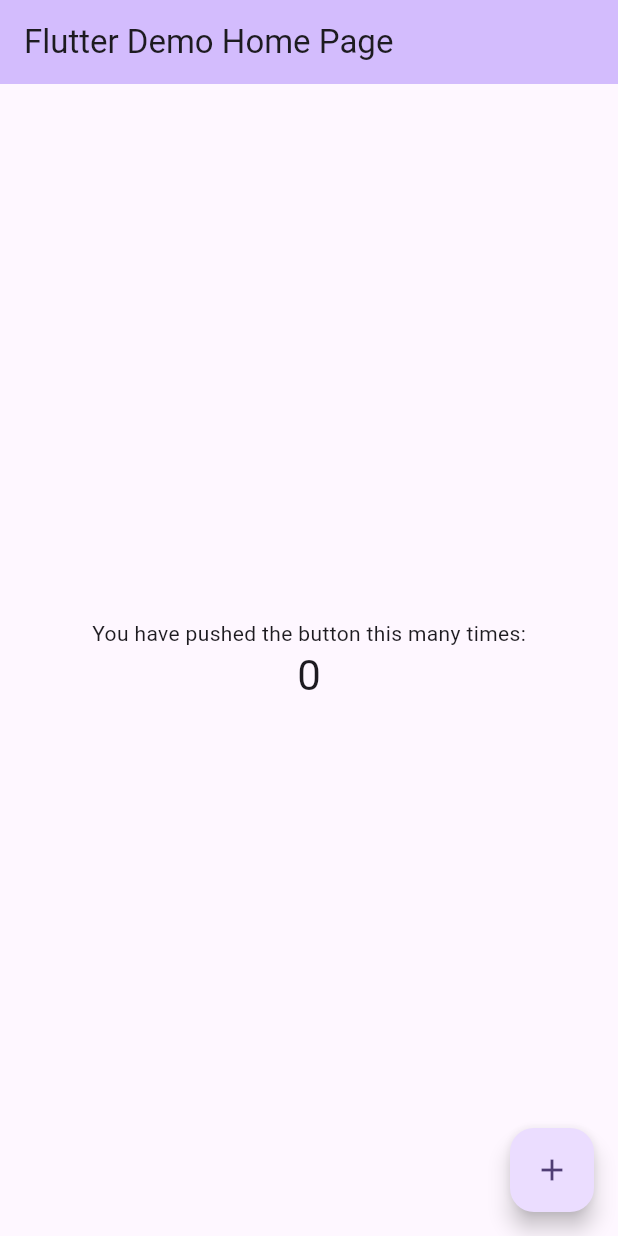
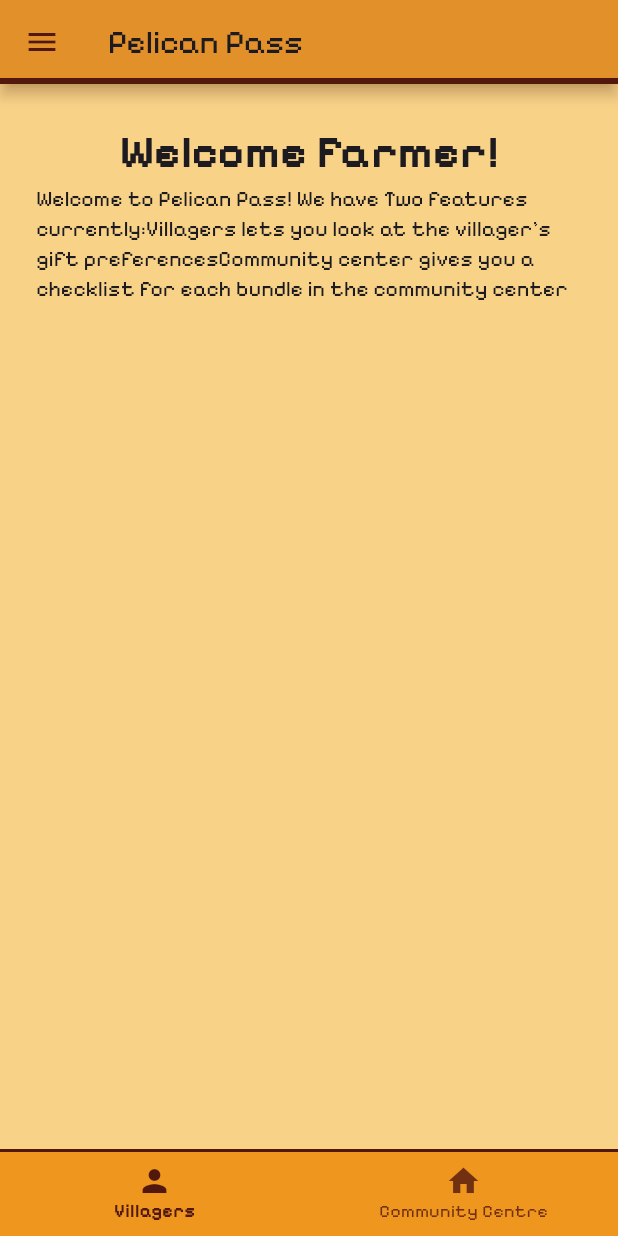
Before and after one commit to PolTwice/stardewvalleyresource, a Flutter app: the screen it shows after launch, on a phone screen of 412 x 824 dp. Run offline on Flutter 3.47's test engine with Material 3 defaults, Android fonts, the light colour scheme and no system bars; our stand-ins replace supabase_flutter; accounts and stored records are empty.

Commit message:
added fonts and started making pages

```diff
--- /dev/null
+++ b/lib/homePage.dart
@@ -0,0 +1,34 @@
+import 'package:flutter/material.dart';
+
+import 'main.dart';
+
+class HomePage extends StatelessWidget {
+  @override
+  Widget build(BuildContext context) {
+
+    return Scaffold(
+      backgroundColor: stardewTanBody,
+      body: SingleChildScrollView(
+        padding: const EdgeInsets.all(24),
+        child: Column(
+          crossAxisAlignment: CrossAxisAlignment.center,
+          children: [
+            const Text(
+              "Welcome Farmer!",
+              style: TextStyle(
+                fontSize: 30,
+                fontWeight: FontWeight.bold
+              )
+            ),
+            const Text(
+              "Welcome to Pelican Pass! We have Two features currently:"
+                  "Villagers lets you look at the villager's gift preferences"
+                  "Community center gives you a checklist for each bundle in the community center"
+            )
+          ]
+      )
+      )
+    );
+  }
+
+}
--- a/lib/main.dart
+++ b/lib/main.dart
@@ -1,121 +1,133 @@
 import 'package:flutter/material.dart';
+import 'package:supabase_flutter/supabase_flutter.dart';
+import 'homePage.dart';
+import 'package:stardewvalleyresource/supabasetest.dart';
 
-void main() {
-  runApp(const MyApp());
+const Color stardewDarkBrown = Color(0xFF52180E); // Icons and labels
+const Color stardewMediumBrown = Color(0xFFEE961E); // AppBar and NavBar background
+const Color stardewTanBody = Color(0xFFF8D387); // Main content background
+const Color stardewShadow = Color(0xFFE1A363);
+
+Future<void> main() async {
+  // Ensure Flutter is ready before calling Supabase
+  WidgetsFlutterBinding.ensureInitialized();
+
+  await Supabase.initialize(
+    url: 'https://phtgafsgcuvdhamorlkd.supabase.co',
+    anonKey: 'sb_publishable__40jXzUzI1R-TFv3dYqRuA_7sAyGsw1',
+  );
+
+  runApp(
+      MaterialApp(
+          title: 'Pelican Pass',
+          debugShowCheckedModeBanner: false,
+          theme: ThemeData(
+            fontFamily: 'StardewFont',
+            useMaterial3: true,
+          ),
+          home: const StardewOutline()
+      )
+  );
 }
 
-class MyApp extends StatelessWidget {
-  const MyApp({super.key});
+// Quick access to the Supabase client
+final supabase = Supabase.instance.client;
 
-  // This widget is the root of your application.
+//
+class StardewOutline extends StatefulWidget {
+  const StardewOutline({super.key});
+
   @override
-  Widget build(BuildContext context) {
-    return MaterialApp(
-      title: 'Flutter Demo',
-      theme: ThemeData(
-        // This is the theme of your application.
-        //
-        // TRY THIS: Try running your application with "flutter run". You'll see
-        // the application has a purple toolbar. Then, without quitting the app,
-        // try changing the seedColor in the colorScheme below to Colors.green
-        // and then invoke "hot reload" (save your changes or press the "hot
-        // reload" button in a Flutter-supported IDE, or press "r" if you used
-        // the command line to start the app).
-        //
-        // Notice that the counter didn't reset back to zero; the application
-        // state is not lost during the reload. To reset the state, use hot
-        // restart instead.
-        //
-        // This works for code too, not just values: Most code changes can be
-        // tested with just a hot reload.
-        colorScheme: .fromSeed(seedColor: Colors.deepPurple),
-      ),
-      home: const MyHomePage(title: 'Flutter Demo Home Page'),
-    );
-  }
+  State<StardewOutline> createState() => _StardewOutlineState();
 }
 
-class MyHomePage extends StatefulWidget {
-  const MyHomePage({super.key, required this.title});
+class _StardewOutlineState extends State<StardewOutline> {
+  // Track the currently selected tab
+  int _selectedIndex = 0;
 
-  // This widget is the home page of your application. It is stateful, meaning
-  // that it has a State object (defined below) that contains fields that affect
-  // how it looks.
+  // List of unique pages for each tab (we will build these later)
+  static List<Widget> _pages = <Widget>[
+    HomePage(),
+    Center(child: Text('Villagers Data will load here', style: TextStyle(color: Color(0xFF52180E)))),
+    Center(child: Text('Community Centre Data will load here', style: TextStyle(color: Color(0xFF52180E)))),
+  ];
 
-  // This class is the configuration for the state. It holds the values (in this
-  // case the title) provided by the parent (in this case the App widget) and
-  // used by the build method of the State. Fields in a Widget subclass are
-  // always marked "final".
-
-  final String title;
-
-  @override
-  State<MyHomePage> createState() => _MyHomePageState();
-}
-
-class _MyHomePageState extends State<MyHomePage> {
-  int _counter = 0;
-
-  void _incrementCounter() {
+  // Function to handle tab taps
+  void _onItemTapped(int index) {
     setState(() {
-      // This call to setState tells the Flutter framework that something has
-      // changed in this State, which causes it to rerun the build method below
-      // so that the display can reflect the updated values. If we changed
-      // _counter without calling setState(), then the build method would not be
-      // called again, and so nothing would appear to happen.
-      _counter++;
+      _selectedIndex = index;
     });
   }
 
   @override
   Widget build(BuildContext context) {
-    // This method is rerun every time setState is called, for instance as done
-    // by the _incrementCounter method above.
-    //
-    // The Flutter framework has been optimized to make rerunning build methods
-    // fast, so that you can just rebuild anything that needs updating rather
-    // than having to individually change instances of widgets.
+    // Defines the precise colors from your format image
+
+
     return Scaffold(
+      backgroundColor: stardewTanBody, // Matches the large tan area
+
+      // 1. TOP APP BAR (The thin brown header)
       appBar: AppBar(
-        // TRY THIS: Try changing the color here to a specific color (to
-        // Colors.amber, perhaps?) and trigger a hot reload to see the AppBar
-        // change color while the other colors stay the same.
-        backgroundColor: Theme.of(context).colorScheme.inversePrimary,
-        // Here we take the value from the MyHomePage object that was created by
-        // the App.build method, and use it to set our appbar title.
-        title: Text(widget.title),
+        title: Text("Pelican Pass"),
+        backgroundColor: stardewMediumBrown,
+        shadowColor: stardewShadow,
+        elevation: 4,
+        shape:
+            const Border(
+              bottom: BorderSide(
+                color: stardewDarkBrown,
+                width: 4
+              )
+            ),
+
+        // The burger menu icon
+        leading: IconButton(
+          icon: const Icon(Icons.menu),
+          color: stardewDarkBrown,
+          onPressed: () {
+            // Add drawer functionality here later if needed
+          },
+        ),
       ),
-      body: Center(
-        // Center is a layout widget. It takes a single child and positions it
-        // in the middle of the parent.
-        child: Column(
-          // Column is also a layout widget. It takes a list of children and
-          // arranges them vertically. By default, it sizes itself to fit its
-          // children horizontally, and tries to be as tall as its parent.
-          //
-          // Column has various properties to control how it sizes itself and
-          // how it positions its children. Here we use mainAxisAlignment to
-          // center the children vertically; the main axis here is the vertical
-          // axis because Columns are vertical (the cross axis would be
-          // horizontal).
-          //
-          // TRY THIS: Invoke "debug painting" (choose the "Toggle Debug Paint"
-          // action in the IDE, or press "p" in the console), to see the
-          // wireframe for each widget.
-          mainAxisAlignment: .center,
-          children: [
-            const Text('You have pushed the button this many times:'),
-            Text(
-              '$_counter',
-              style: Theme.of(context).textTheme.headlineMedium,
+
+      // 2. MAIN BODY (Shows the selected page content)
+      body: _pages[_selectedIndex],
+
+      // 3. BOTTOM NAVIGATION BAR (The brown footer)
+      bottomNavigationBar: Container(
+        // The container provides the background color and the top border line
+        decoration: const BoxDecoration(
+          color: stardewMediumBrown,
+          border: Border(
+            top: BorderSide(color: stardewDarkBrown, width: 2.0), // The dark line separator
+          ),
+        ),
+        child: BottomNavigationBar(
+          items: const <BottomNavigationBarItem>[
+            // Villagers Tab (using person icon)
+            BottomNavigationBarItem(
+              icon: Icon(Icons.person),
+              label: 'Villagers',
+            ),
+            // Community Centre Tab (using house icon)
+            BottomNavigationBarItem(
+              icon: Icon(Icons.home),
+              label: 'Community Centre',
             ),
           ],
+          currentIndex: _selectedIndex,
+          onTap: _onItemTapped,
+          // Customizing the colors and style to match the format
+          backgroundColor: Colors.transparent, // Uses the Container's color
+          elevation: 0,
+          selectedItemColor: stardewDarkBrown, // Color when active
+          unselectedItemColor: stardewDarkBrown.withOpacity(0.8), // Slightly faded when inactive
+          showUnselectedLabels: true,
+          // Pixel-style text formatting
+          selectedLabelStyle: const TextStyle(fontWeight: FontWeight.bold, fontSize: 12),
+          unselectedLabelStyle: const TextStyle(fontWeight: FontWeight.normal, fontSize: 12),
         ),
-      ),
-      floatingActionButton: FloatingActionButton(
-        onPressed: _incrementCounter,
-        tooltip: 'Increment',
-        child: const Icon(Icons.add),
       ),
     );
   }
```
Also changed, not shown: lib/supabasetest.dart (added, +66 -0 lines), pubspec.yaml (+5 -2 lines), assets/PixelifySans-VariableFont_wght.ttf (added), pubspec.lock, 7 other files.
